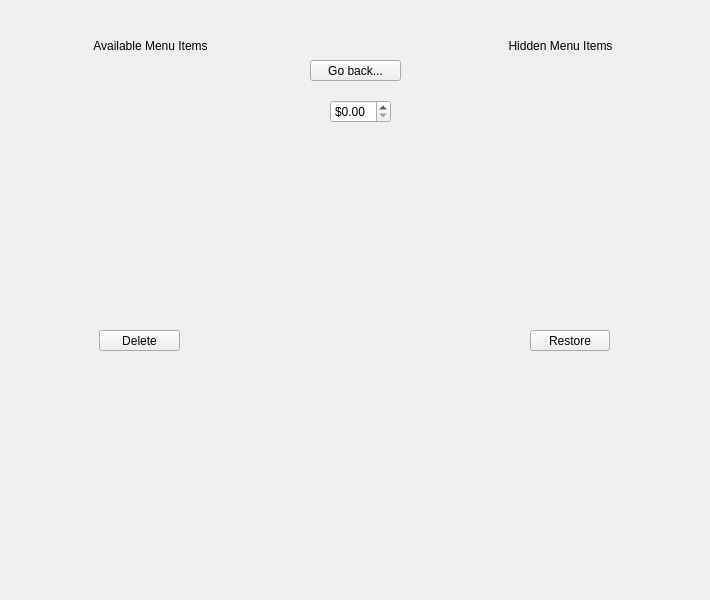
Above: src/views/adminview.ui from fast-food-finder-associates/FastFoodFinder before the change. Below: the same form after it.
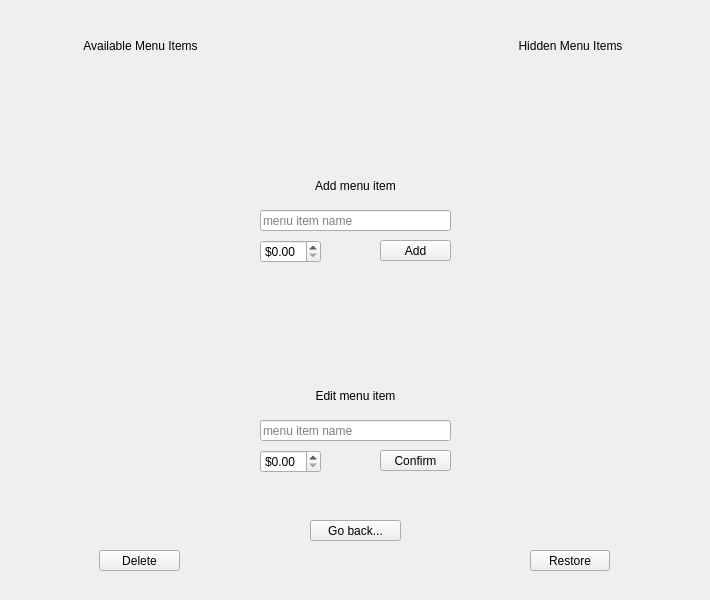
That is the form after the change. The open tabs and pages were chosen to show the change.

Commit message: Able to edit items

```diff
--- a/src/views/adminview.ui
+++ b/src/views/adminview.ui
@@ -155,7 +155,7 @@
      <property name="geometry">
       <rect>
        <x>310</x>
-       <y>60</y>
+       <y>520</y>
        <width>91</width>
        <height>21</height>
       </rect>
@@ -167,8 +167,8 @@
     <widget class="QDoubleSpinBox" name="doubleSpinBox_price">
      <property name="geometry">
       <rect>
-       <x>330</x>
-       <y>100</y>
+       <x>260</x>
+       <y>450</y>
        <width>61</width>
        <height>23</height>
       </rect>
@@ -186,7 +186,7 @@
        <x>30</x>
        <y>60</y>
        <width>221</width>
-       <height>261</height>
+       <height>481</height>
       </rect>
      </property>
     </widget>
@@ -196,14 +196,14 @@
        <x>460</x>
        <y>60</y>
        <width>221</width>
-       <height>261</height>
+       <height>481</height>
       </rect>
      </property>
     </widget>
     <widget class="QLabel" name="label_menuDeleted">
      <property name="geometry">
       <rect>
-       <x>460</x>
+       <x>470</x>
        <y>30</y>
        <width>201</width>
        <height>31</height>
@@ -219,7 +219,7 @@
     <widget class="QLabel" name="label_menuAvailable">
      <property name="geometry">
       <rect>
-       <x>50</x>
+       <x>40</x>
        <y>30</y>
        <width>201</width>
        <height>31</height>
@@ -236,7 +236,7 @@
      <property name="geometry">
       <rect>
        <x>99</x>
-       <y>330</y>
+       <y>550</y>
        <width>81</width>
        <height>21</height>
       </rect>
@@ -249,7 +249,7 @@
      <property name="geometry">
       <rect>
        <x>530</x>
-       <y>330</y>
+       <y>550</y>
        <width>80</width>
        <height>21</height>
       </rect>
@@ -258,6 +258,106 @@
       <string>Restore</string>
      </property>
     </widget>
+    <widget class="QLabel" name="label_menuEdit">
+     <property name="geometry">
+      <rect>
+       <x>260</x>
+       <y>380</y>
+       <width>191</width>
+       <height>31</height>
+      </rect>
+     </property>
+     <property name="text">
+      <string>Edit menu item</string>
+     </property>
+     <property name="alignment">
+      <set>Qt::AlignCenter</set>
+     </property>
+    </widget>
+    <widget class="QLineEdit" name="lineEdit_nameEdit">
+     <property name="geometry">
+      <rect>
+       <x>260</x>
+       <y>420</y>
+       <width>191</width>
+       <height>21</height>
+      </rect>
+     </property>
+     <property name="placeholderText">
+      <string>menu item name</string>
+     </property>
+    </widget>
+    <widget class="QDoubleSpinBox" name="doubleSpinBox_priceAdd">
+     <property name="geometry">
+      <rect>
+       <x>260</x>
+       <y>240</y>
+       <width>61</width>
+       <height>23</height>
+      </rect>
+     </property>
+     <property name="frame">
+      <bool>true</bool>
+     </property>
+     <property name="prefix">
+      <string>$</string>
+     </property>
+    </widget>
+    <widget class="QLabel" name="label_menuAdd">
+     <property name="geometry">
+      <rect>
+       <x>260</x>
+       <y>170</y>
+       <width>191</width>
+       <height>31</height>
+      </rect>
+     </property>
+     <property name="text">
+      <string>Add menu item</string>
+     </property>
+     <property name="alignment">
+      <set>Qt::AlignCenter</set>
+     </property>
+    </widget>
+    <widget class="QLineEdit" name="lineEdit_nameAdd">
+     <property name="geometry">
+      <rect>
+       <x>260</x>
+       <y>210</y>
+       <width>191</width>
+       <height>21</height>
+      </rect>
+     </property>
+     <property name="placeholderText">
+      <string>menu item name</string>
+     </property>
+    </widget>
+    <widget class="QPushButton" name="pushButton_menuAdd">
+     <property name="geometry">
+      <rect>
+       <x>380</x>
+       <y>240</y>
+       <width>71</width>
+       <height>21</height>
+      </rect>
+     </property>
+     <property name="text">
+      <string>Add</string>
+     </property>
+    </widget>
+    <widget class="QPushButton" name="pushButton_menuEdit">
+     <property name="geometry">
+      <rect>
+       <x>380</x>
+       <y>450</y>
+       <width>71</width>
+       <height>21</height>
+      </rect>
+     </property>
+     <property name="text">
+      <string>Confirm</string>
+     </property>
+    </widget>
    </widget>
   </widget>
  </widget>
```
Left out of the diff: 12 changed lines with no effect on the pictures. The commit also changes 2 other files.
